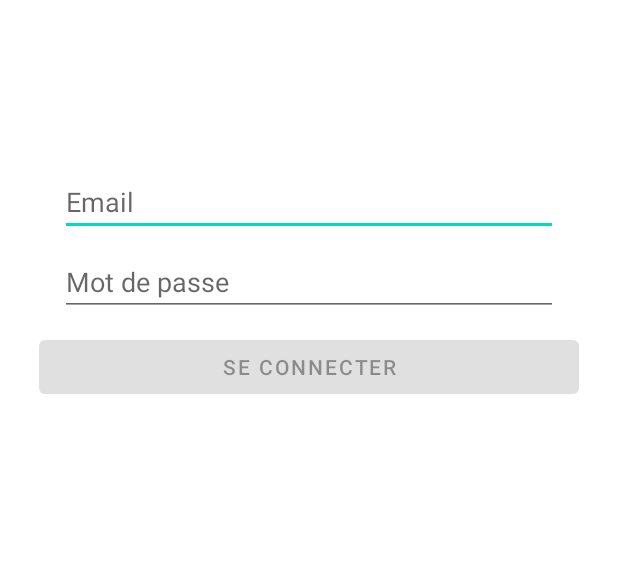
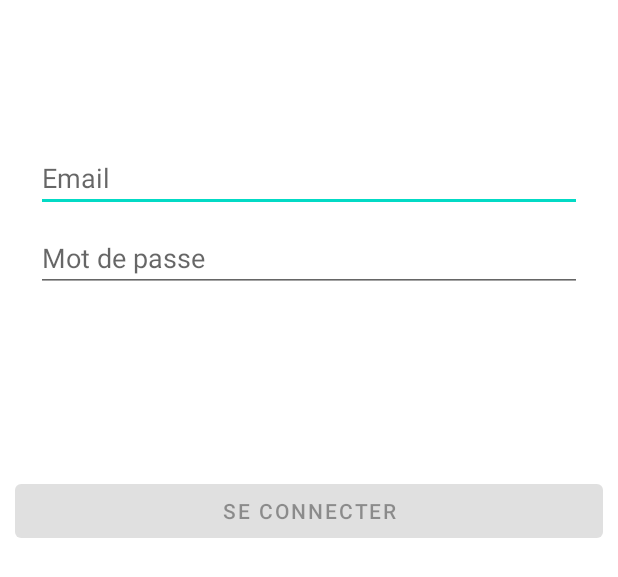
Before and after one commit to MTLantoine/DogInder, an Android app: the layout fragment_home.xml on its own in the app's theme, with its tools: preview values and no code run, on a phone screen of 412 x 824 dp. Shown: the top 577 px of the screen. Run offline under Robolectric (Android 15) with nearby library versions, the phone set to English and light mode, and no system bars.

Commit message:
fragment binding

```diff
--- a/app/src/main/res/layout/fragment_home.xml
+++ b/app/src/main/res/layout/fragment_home.xml
@@ -1,17 +1,16 @@
 <?xml version="1.0" encoding="utf-8"?>
-<LinearLayout
-    xmlns:android="http://schemas.android.com/apk/res/android"
+<layout xmlns:android="http://schemas.android.com/apk/res/android"
     xmlns:app="http://schemas.android.com/apk/res-auto"
-    xmlns:tools="http://schemas.android.com/tools"
-    android:id="@+id/container"
+    xmlns:tools="http://schemas.android.com/tools">
+
+    <data class="HomeFragmentBinding">
+        <import type="android.view.View"/>
+    </data>
+
+    <androidx.constraintlayout.widget.ConstraintLayout
         android:layout_width="match_parent"
         android:layout_height="match_parent"
-    android:paddingLeft="@dimen/activity_horizontal_margin"
-    android:paddingTop="@dimen/activity_vertical_margin"
-    android:paddingRight="@dimen/activity_horizontal_margin"
-    android:paddingBottom="@dimen/activity_vertical_margin"
-    tools:context=".ui.home.HomeFragment"
-    android:orientation="vertical">
+        tools:context=".ui.home.HomeFragment">
 
         <EditText
             android:id="@+id/fragment_home_email_input"
@@ -43,7 +42,7 @@
             android:selectAllOnFocus="true"
             app:layout_constraintEnd_toEndOf="parent"
             app:layout_constraintStart_toStartOf="parent"
-        app:layout_constraintTop_toBottomOf="@+id/activity_main_email_input" />
+            app:layout_constraintTop_toBottomOf="@+id/fragment_home_email_input" />
 
         <Button
             android:id="@+id/fragment_home_login_btn"
@@ -58,7 +57,7 @@
             app:layout_constraintBottom_toBottomOf="parent"
             app:layout_constraintEnd_toEndOf="parent"
             app:layout_constraintStart_toStartOf="parent"
-        app:layout_constraintTop_toBottomOf="@+id/activity_main_password_input"
+            app:layout_constraintTop_toBottomOf="@+id/fragment_home_password_input"
             app:layout_constraintVertical_bias="0.2" />
 
         <ProgressBar
@@ -72,8 +71,19 @@
             android:layout_marginBottom="64dp"
             android:visibility="gone"
             app:layout_constraintBottom_toBottomOf="parent"
-        app:layout_constraintEnd_toEndOf="@+id/password"
-        app:layout_constraintStart_toStartOf="@+id/password"
+            app:layout_constraintEnd_toEndOf="@+id/fragment_home_password_input"
+            app:layout_constraintStart_toStartOf="@+id/fragment_home_password_input"
             app:layout_constraintTop_toTopOf="parent"
             app:layout_constraintVertical_bias="0.3" />
-</LinearLayout>
+
+        <androidx.recyclerview.widget.RecyclerView
+            android:id="@+id/recyclerView"
+            android:layout_width="match_parent"
+            android:layout_height="wrap_content"
+            android:scrollbars="vertical"
+            app:layoutManager="androidx.recyclerview.widget.LinearLayoutManager"
+            app:layout_constraintEnd_toEndOf="parent"
+            app:layout_constraintStart_toStartOf="parent"
+            tools:ignore="MissingConstraints" />
+    </androidx.constraintlayout.widget.ConstraintLayout>
+</layout>
```
Also changed, not shown: app/src/main/java/com/example/dog_inder/ui/activities/MainActivity.kt (+1 -11 lines), app/src/main/java/com/example/dog_inder/ui/adapter/ListAdapter.kt (added, +28 -0 lines), app/src/main/java/com/example/dog_inder/ui/home/HomeFragment.kt (+8 -0 lines), app/src/main/res/layout/activity_main.xml (+3 -25 lines), app/src/main/res/layout/item_call.xml (added, +10 -0 lines). Lines whose indentation alone changed are shown as unchanged.
